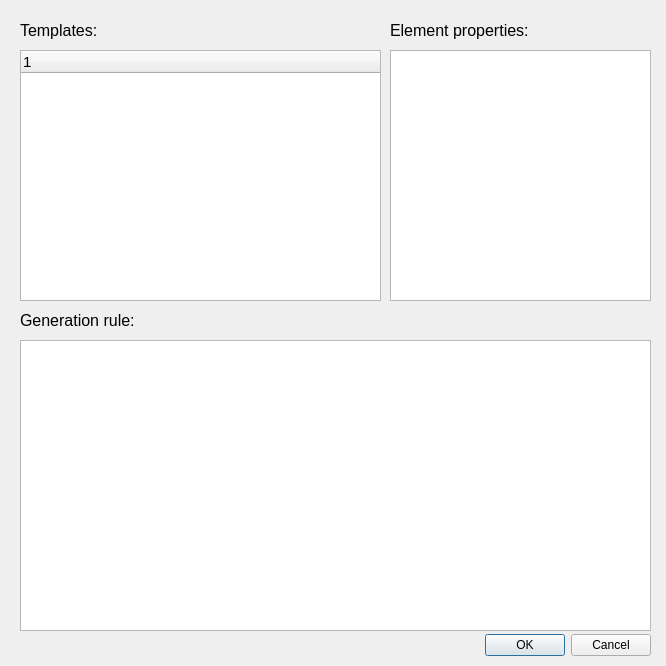
First picture: the form in plugins/generationRulesTool/dialogs/specifyGenerationRulesDialog.ui, repository qreal/qreal, before the edit.
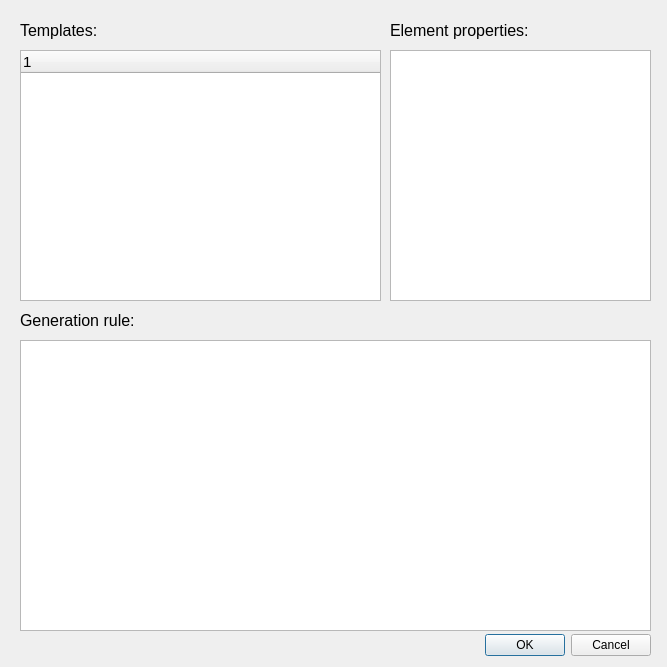
Second picture: the form after the edit.

Commit message: more styleguide [ci skip]

What changed in the file:
```diff
--- a/plugins/generationRulesTool/dialogs/specifyGenerationRulesDialog.ui
+++ b/plugins/generationRulesTool/dialogs/specifyGenerationRulesDialog.ui
@@ -6,8 +6,8 @@
    <rect>
     <x>0</x>
     <y>0</y>
-    <width>666</width>
-    <height>666</height>
+    <width>667</width>
+    <height>667</height>
    </rect>
   </property>
   <property name="sizePolicy">
@@ -18,14 +18,14 @@
   </property>
   <property name="minimumSize">
    <size>
-    <width>666</width>
-    <height>666</height>
+    <width>667</width>
+    <height>667</height>
    </size>
   </property>
   <property name="maximumSize">
    <size>
-    <width>666</width>
-    <height>666</height>
+    <width>667</width>
+    <height>667</height>
    </size>
   </property>
   <property name="windowTitle">
```
The commit also changes 1 other file.
